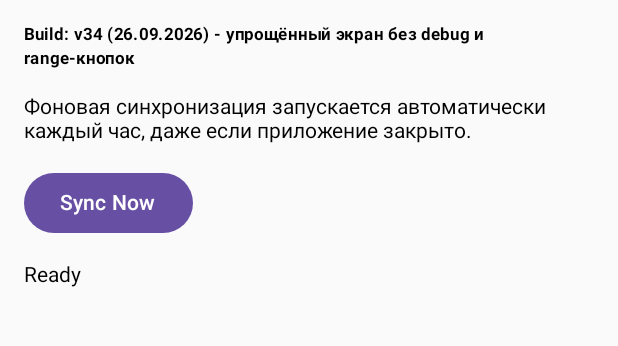
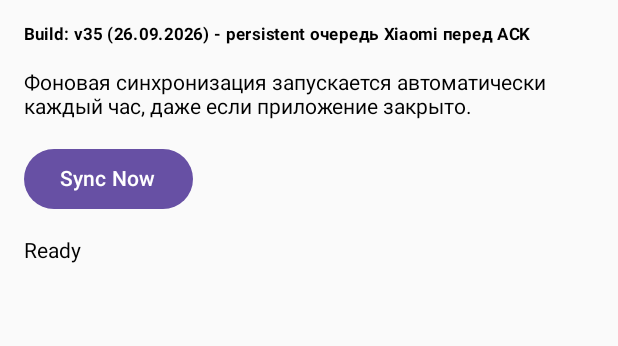
Before and after one commit to vsuh/sleepmon, an Android app built with Jetpack Compose: the screen it shows after launch (MainActivity), on a phone screen of 412 x 824 dp, the part 73-419 px from its top. Run offline under Robolectric (Android 15) with nearby library versions, the light colour scheme and no system bars; libraries missing offline, so code that uses them is left out: androidx.health.connect; pictures from the network do not load; 3 statements that could not run were skipped.

Commit message:
Bump Android build tag to v35

```diff
--- a/android_sync_app/app/src/main/java/com/example/sleepmonitorsync/MainActivity.kt
+++ b/android_sync_app/app/src/main/java/com/example/sleepmonitorsync/MainActivity.kt
@@ -40,7 +40,7 @@ class MainActivity : ComponentActivity() {
          * 2026-09-15 - see 10-projects/sleep-monitor/task.md "process rule" entry).
          * Format: "vN (ДД.ММ.ГГГГ) - краткое описание изменения".
          */
-        const val APP_BUILD_TAG = "v34 (26.09.2026) - упрощённый экран без debug и range-кнопок"
+        const val APP_BUILD_TAG = "v35 (26.09.2026) - persistent очередь Xiaomi перед ACK"
     }
 
     private val permissions = setOf(
```
